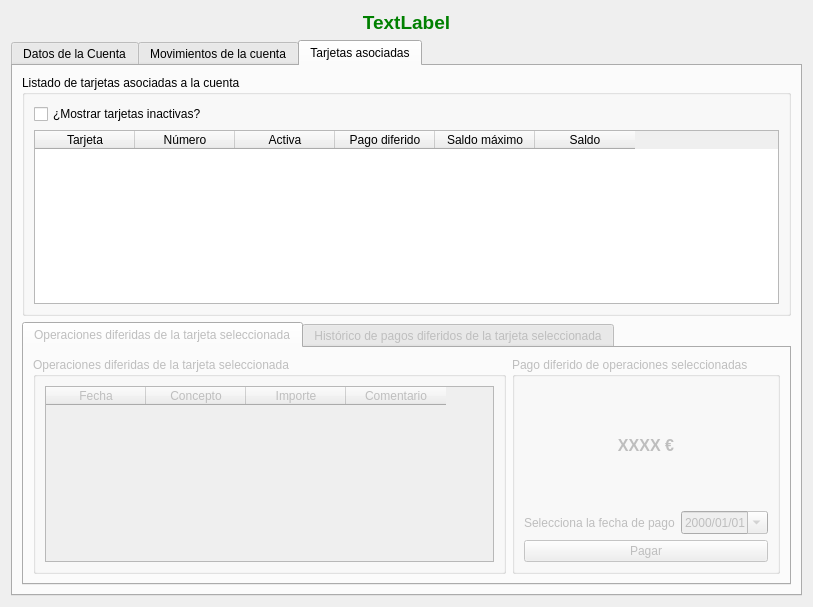
First picture: the form in ui/frmCuentasIBM.ui, repository turulomio/xulpymoney, before the edit.
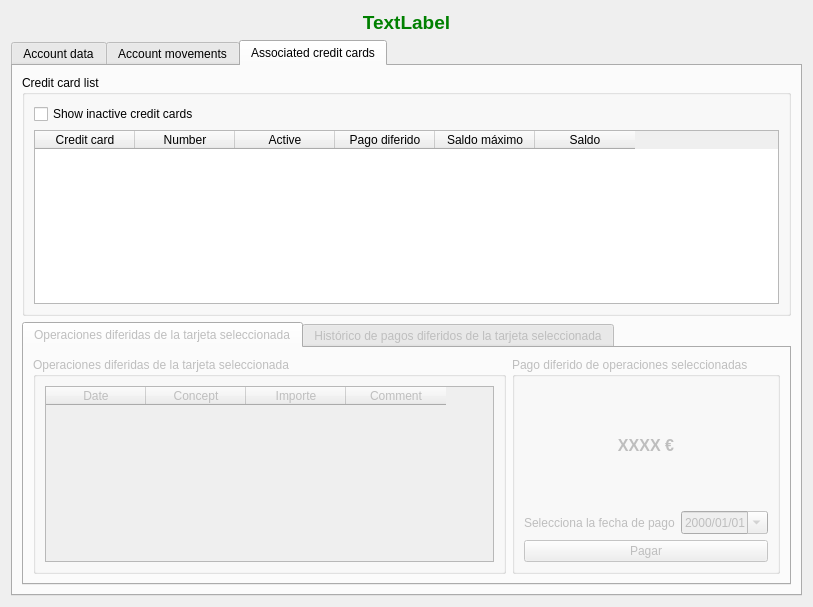
Second picture: the form after the edit. The open tabs and pages were chosen to show the change. Icons and pictures are not drawn. Custom widgets are drawn as their Qt base class.

Commit message: Pasando a inglés

What changed in the file:
```diff
--- a/ui/frmCuentasIBM.ui
+++ b/ui/frmCuentasIBM.ui
@@ -57,7 +57,7 @@
           <normaloff>:/xulpymoney/bank.png</normaloff>:/xulpymoney/bank.png</iconset>
         </attribute>
         <attribute name="title">
-         <string>Datos de la Cuenta</string>
+         <string>Account data</string>
         </attribute>
         <layout class="QHBoxLayout" name="horizontalLayout_3">
          <item>
@@ -271,7 +271,7 @@
           <normaloff>:/xulpymoney/books.png</normaloff>:/xulpymoney/books.png</iconset>
         </attribute>
         <attribute name="title">
-         <string>Movimientos de la cuenta</string>
+         <string>Account movements</string>
         </attribute>
         <layout class="QHBoxLayout" name="horizontalLayout_7">
          <item>
@@ -369,7 +369,7 @@
           <normaloff>:/xulpymoney/visa2.png</normaloff>:/xulpymoney/visa2.png</iconset>
         </attribute>
         <attribute name="title">
-         <string>Tarjetas asociadas</string>
+         <string>Associated credit cards</string>
         </attribute>
         <layout class="QHBoxLayout" name="horizontalLayout_8">
          <item>
@@ -377,7 +377,7 @@
            <item>
             <widget class="QGroupBox" name="groupBox_3">
              <property name="title">
-              <string>Listado de tarjetas asociadas a la cuenta</string>
+              <string>Credit card list</string>
              </property>
              <layout class="QHBoxLayout" name="horizontalLayout_9">
               <item>
@@ -385,7 +385,7 @@
                 <item>
                  <widget class="QCheckBox" name="chkTarjetas">
                   <property name="text">
-                   <string>¿Mostrar tarjetas inactivas?</string>
+                   <string>Show inactive credit cards</string>
                   </property>
                  </widget>
                 </item>
@@ -408,17 +408,17 @@
                   </attribute>
                   <column>
                    <property name="text">
-                    <string>Tarjeta</string>
+                    <string>Credit card</string>
                    </property>
                   </column>
                   <column>
                    <property name="text">
-                    <string>Número</string>
+                    <string>Number</string>
                    </property>
                   </column>
                   <column>
                    <property name="text">
-                    <string>Activa</string>
+                    <string>Active</string>
                    </property>
                   </column>
                   <column>
@@ -489,12 +489,12 @@
                       </attribute>
                       <column>
                        <property name="text">
-                        <string>Fecha</string>
+                        <string>Date</string>
                        </property>
                       </column>
                       <column>
                        <property name="text">
-                        <string>Concepto</string>
+                        <string>Concept</string>
                        </property>
                       </column>
                       <column>
@@ -504,7 +504,7 @@
                       </column>
                       <column>
                        <property name="text">
-                        <string>Comentario</string>
+                        <string>Comment</string>
                        </property>
                       </column>
                      </widget>
```
Left out of the diff: 2 changed lines with no effect on the pictures. The commit also changes 2 other files.
